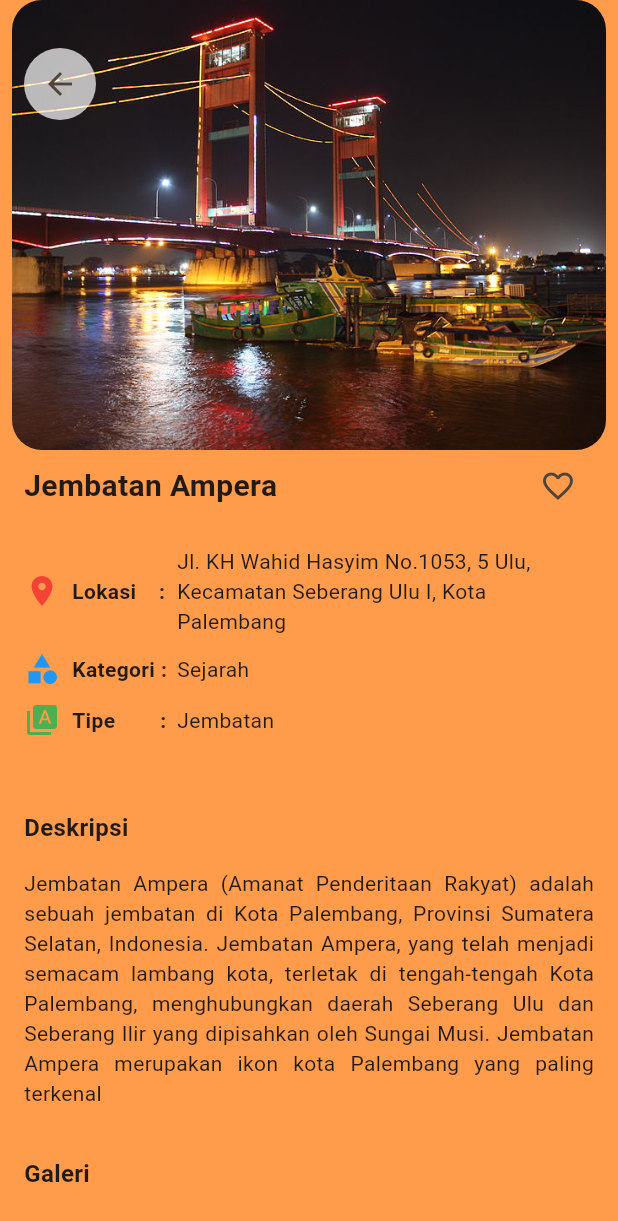
After one commit to richards0904/piknikplg_uas_pab, a Flutter app: the DetailScreen screen opened directly with sample values from the repository, on a phone screen of 412 x 824 dp. The commit adds this screen. Shown: the top 1221 px of the screen. Run offline on Flutter 3.47's test engine with Material 3 defaults, Android fonts, the phone set to English and light mode, and no system bars; our stand-ins replace logger, shared_preferences; missing offline and left inert: encrypt; accounts and stored records are empty; network calls fail.

Commit message:
Detail Screen

```diff
--- a/lib/data/wisataplg_data.dart
+++ b/lib/data/wisataplg_data.dart
@@ -7,7 +7,7 @@ var wisataList = [
           'Jl. KH Wahid Hasyim No.1053, 5 Ulu, Kecamatan Seberang Ulu I, Kota Palembang',
       maps: "https://maps.app.goo.gl/XqJfBzJM6M9y5qEE6",
       description:
-          'Jembatan Ampera (Amanat penderitaan rakyat) adalah sebuah jembatan di Kota Palembang, Provinsi Sumatera Selatan, Indonesia. Jembatan Ampera, yang telah menjadi semacam lambang kota, terletak di tengah-tengah Kota Palembang, menghubungkan daerah Seberang Ulu dan Seberang Ilir yang dipisahkan oleh Sungai Musi. Jembatan Ampera merupakan ikon kota Palembang yang paling terkenal',
+          'Jembatan Ampera (Amanat Penderitaan Rakyat) adalah sebuah jembatan di Kota Palembang, Provinsi Sumatera Selatan, Indonesia. Jembatan Ampera, yang telah menjadi semacam lambang kota, terletak di tengah-tengah Kota Palembang, menghubungkan daerah Seberang Ulu dan Seberang Ilir yang dipisahkan oleh Sungai Musi. Jembatan Ampera merupakan ikon kota Palembang yang paling terkenal',
       type: 'Jembatan',
       imageAsset: 'images/ampera.png',
       imageUrls: [
@@ -17,7 +17,7 @@ var wisataList = [
         'https://media-cdn.tripadvisor.com/media/photo-s/02/e1/e4/99/ampera-at-night.jpg',
       ],
       isFavorite: false,
-      kategori: 'sejarah'),
+      kategori: 'Sejarah'),
   WisataPlg(
       name: 'Bukit Seguntang',
       location: 'Bukit Lama, Kec. Ilir Bar. I',
@@ -33,7 +33,7 @@ var wisataList = [
         'https://dynamic-media-cdn.tripadvisor.com/media/photo-o/0c/89/ff/21/obyek-wisata-bukit-siguntang.jpg?w=1200&h=-1&s=1',
       ],
       isFavorite: false,
-      kategori: 'alam'),
+      kategori: 'Alam'),
   WisataPlg(
       name: 'Museum Sultan Mahmud Badarudin II',
       location: 'Jl. Sultan Mahmud Badarudin, 19 Ilir, Kec. Bukit Kecil',
@@ -49,7 +49,7 @@ var wisataList = [
         'https://dynamic-media-cdn.tripadvisor.com/media/photo-o/08/01/75/03/photo4jpg.jpg?w=1200&h=-1&s=1',
       ],
       isFavorite: false,
-      kategori: 'sejarah'),
+      kategori: 'Sejarah'),
   WisataPlg(
       name: 'Taman Kambang Iwak Besak',
       location: 'Jl. Tasik, Talang Semut, Kec. Bukit Kecil',
@@ -65,7 +65,7 @@ var wisataList = [
         'https://dynamic-media-cdn.tripadvisor.com/media/photo-o/11/48/ff/f8/kambang-iwak.jpg?w=1000&h=-1&s=1',
       ],
       isFavorite: false,
-      kategori: 'rekreasi'),
+      kategori: 'Rekreasi'),
   WisataPlg(
       name: 'Pulau Kemaro',
       location: '1 Ilir, Kec. Ilir Tim. II',
@@ -81,7 +81,7 @@ var wisataList = [
         'https://dynamic-media-cdn.tripadvisor.com/media/photo-o/1a/0d/80/65/kemaro-island-on-nov.jpg?w=1200&h=-1&s=1',
       ],
       isFavorite: false,
-      kategori: 'alam'),
+      kategori: 'Alam'),
   WisataPlg(
       name: 'Tugu Ikan Belido',
       location: '19 Ilir, Kec. Bukit Kecil',
@@ -97,7 +97,7 @@ var wisataList = [
         'https://encrypted-tbn0.gstatic.com/images?q=tbn:ANd9GcQk5lJosaf7rWTtZBcMSxNlTXSO_g2dE5-H-g&usqp=CAU',
       ],
       isFavorite: false,
-      kategori: 'sejarah'),
+      kategori: 'Sejarah'),
   WisataPlg(
       name: 'Taman Wisata Alam Punti Kayu',
       location: 'Jl. Kol. H. Burlian, Srijaya, Kec. Alang-Alang Lebar',
@@ -113,11 +113,11 @@ var wisataList = [
         'https://dynamic-media-cdn.tripadvisor.com/media/photo-o/0e/fc/2b/56/oi000111-largejpg.jpg?w=1200&h=-1&s=1',
       ],
       isFavorite: false,
-      kategori: 'alam'),
+      kategori: 'Alam'),
   WisataPlg(
       name: 'Taman Celosia Spring Hill',
       location:
-          'Jl. Letjen Tni Dr. H. Ibnu Sutowo, Talang Klp., Kec. Alang-Alang Lebar',
+          'Jl. Letjen Tni Dr. H. Ibnu Sutowo, Talang Kelapa, Kec. Alang-Alang Lebar',
       maps: 'https://maps.app.goo.gl/rRPFeNT87Mr38zQv8',
       description:
           'Seperti namanya destinasi wisata ini menawarkan keindahan bunga Celosia Argenteavar yang sangak menakjubkan dengan beragam warna. Keindahan taman ini terlihat dengan keragaman warna khasnya yaitu kuning, hijau dan merah yang tertata rapi. Taman Bunga Celosia sangat cocok untuk yang suka hunting foto karena memiliki spot foto yang instagramable. Berbagai replika bangunan tersedia di Taman Bunga Celosia seperti Jembatan Ampera, Kicir Angin Belanda, Menara Eifel dan masih banyak lagi. ',
@@ -130,7 +130,7 @@ var wisataList = [
         'https://i.pinimg.com/736x/62/34/40/623440516938be0d45bdcac25d66da72.jpg',
       ],
       isFavorite: false,
-      kategori: 'rekreasi'),
+      kategori: 'Rekreasi'),
   WisataPlg(
       name: 'Masjid Agung Sultan Mahmud Badaruddin',
       location: 'Jl. Jend. Sudirman, 19 Ilir, Kec. Bukit Kecil',
@@ -146,7 +146,7 @@ var wisataList = [
         'https://dynamic-media-cdn.tripadvisor.com/media/photo-o/17/84/87/90/inside-the-mosque.jpg?w=1100&h=-1&s=1',
       ],
       isFavorite: false,
-      kategori: 'sejarah'),
+      kategori: 'Sejarah'),
   WisataPlg(
       name: 'Benteng Kuto Besak',
       location: 'Jl. Sultan Mahmud Badarudin, 19 Ilir, Kec. Bukit Kecil',
@@ -162,5 +162,5 @@ var wisataList = [
         'https://dynamic-media-cdn.tripadvisor.com/media/photo-o/0f/87/ef/3f/photo0jpg.jpg?w=1200&h=-1&s=1',
       ],
       isFavorite: false,
-      kategori: 'sejarah'),
+      kategori: 'Sejarah'),
 ];
--- a/lib/main.dart
+++ b/lib/main.dart
@@ -1,6 +1,9 @@
 import 'package:flutter/material.dart';
+import 'package:piknikplg_uas_pab/data/wisataplg_data.dart';
+import 'package:piknikplg_uas_pab/models/wisataplg.dart';
 //import 'package:piknikplg_uas_pab/widget/menu_utama.dart';
 import 'package:piknikplg_uas_pab/widget/app_color.dart' as warna;
+import 'package:piknikplg_uas_pab/widget/detail_screen.dart';
 import 'package:piknikplg_uas_pab/widget/profile_screen.dart';
 import 'package:piknikplg_uas_pab/widget/menu_utama.dart';
 import 'package:piknikplg_uas_pab/widget/signin_screen.dart';
@@ -31,7 +34,7 @@ class MyApp extends StatelessWidget {
             .copyWith(primary: warna.primary, surface: warna.primary),
         useMaterial3: true,
       ),
-      home: const ProfileScreen(),
+      home: MenuUtama(),
     );
   }
 }
--- /dev/null
+++ b/lib/widget/detail_screen.dart
@@ -0,0 +1,266 @@
+import 'package:cached_network_image/cached_network_image.dart';
+import 'package:flutter/material.dart';
+import 'package:piknikplg_uas_pab/models/wisataplg.dart';
+import 'package:shared_preferences/shared_preferences.dart';
+import 'package:piknikplg_uas_pab/widget/app_color.dart' as warna;
+
+class DetailScreen extends StatefulWidget {
+  final WisataPlg wisataPlg;
+
+  const DetailScreen({super.key, required this.wisataPlg});
+
+  @override
+  State<DetailScreen> createState() => _DetailScreenState();
+}
+
+class _DetailScreenState extends State<DetailScreen> {
+  bool isFavorite = false;
+  bool isSignedIn = false;
+
+  void _checkIn() async {
+    SharedPreferences prefs = await SharedPreferences.getInstance();
+    bool signedIn = prefs.getBool('isSignedIn') ?? false;
+
+    setState(() {
+      isSignedIn = signedIn;
+    });
+  }
+
+  void _loadFavouriteStatus() async {
+    SharedPreferences prefs = await SharedPreferences.getInstance();
+    bool favorite = prefs.getBool('favorite_${widget.wisataPlg.name}') ?? false;
+
+    setState(() {
+      //print(favorite);
+      isFavorite = favorite;
+    });
+  }
+
+  Future<void> _toggleFavorite() async {
+    SharedPreferences prefs = await SharedPreferences.getInstance();
+    if (!isSignedIn) {
+      WidgetsBinding.instance.addPostFrameCallback((timeStamp) {
+        Navigator.pushReplacementNamed(context, "/signin");
+      });
+      return;
+    }
+
+    bool favoriteStatus = !isFavorite;
+    prefs.setBool('favorite_${widget.wisataPlg.name}', favoriteStatus);
+
+    setState(() {
+      isFavorite = favoriteStatus;
+      print(isFavorite);
+    });
+  }
+
+  @override
+  Widget build(BuildContext context) {
+    return Scaffold(
+      body: SingleChildScrollView(
+        child: Column(
+          crossAxisAlignment: CrossAxisAlignment.start,
+          children: [
+            Stack(
+              children: [
+                Padding(
+                    padding: const EdgeInsets.symmetric(horizontal: 8),
+                    child: ClipRRect(
+                      borderRadius: BorderRadius.circular(20),
+                      child: Image.asset(
+                        widget.wisataPlg.imageAsset,
+                        width: double.infinity,
+                        height: 300,
+                        fit: BoxFit.cover,
+                      ),
+                    )),
+                Padding(
+                  padding:
+                      const EdgeInsets.symmetric(horizontal: 16, vertical: 32),
+                  child: Container(
+                    decoration: BoxDecoration(
+                        color: Color.fromARGB(255, 255, 255, 255).withOpacity(0.7),
+                        shape: BoxShape.circle),
+                    child: IconButton(
+                        onPressed: () {
+                          Navigator.pop(context);
+                        },
+                        icon: const Icon(Icons.arrow_back)),
+                  ),
+                ),
+              ],
+            ),
+            Padding(
+              padding: const EdgeInsets.symmetric(horizontal: 16),
+              child: Column(
+                crossAxisAlignment: CrossAxisAlignment.start,
+                children: [
+                  Row(
+                    mainAxisAlignment: MainAxisAlignment.spaceBetween,
+                    children: [
+                      Text(
+                        widget.wisataPlg.name,
+                        style: const TextStyle(
+                          fontSize: 20,
+                          fontWeight: FontWeight.bold,
+                        ),
+                      ),
+                      IconButton(
+                          onPressed: () {
+                            _toggleFavorite();
+                          },
+                          icon: Icon(isSignedIn && isFavorite
+                              ? Icons.favorite
+                              : Icons.favorite_border),
+                          color: isSignedIn && isFavorite ? Colors.red : null),
+                    ],
+                  ),
+                  const SizedBox(
+                    height: 16,
+                  ),
+                  Row(
+                    children: [
+                      const Icon(Icons.place, color: Colors.red),
+                      const SizedBox(
+                        width: 8,
+                      ),
+                      const SizedBox(
+                        width: 70,
+                        child: Text(
+                          'Lokasi    :',
+                          style: TextStyle(fontWeight: FontWeight.bold),
+                        ),
+                      ),
+                      Expanded(child: Text('${widget.wisataPlg.location}'))
+                    ],
+                  ),
+                  const SizedBox(height: 10),
+                  Row(
+                    children: [
+                      const Icon(Icons.category, color: Colors.blue),
+                      const SizedBox(
+                        width: 8,
+                      ),
+                      const SizedBox(
+                        width: 70,
+                        child: Text(
+                          'Kategori :',
+                          style: TextStyle(fontWeight: FontWeight.bold),
+                        ),
+                      ),
+                      Text('${widget.wisataPlg.kategori}')
+                    ],
+                  ),
+                  const SizedBox(height: 10),
+                  Row(
+                    children: [
+                      const Icon(
+                        Icons.type_specimen,
+                        color: Colors.green,
+                      ),
+                      const SizedBox(
+                        width: 8,
+                      ),
+                      const SizedBox(
+                        width: 70,
+                        child: Text(
+                          'Tipe        :',
+                          style: TextStyle(
+                            fontWeight: FontWeight.bold,
+                          ),
+                        ),
+                      ),
+                      Text('${widget.wisataPlg.type}')
+                    ],
+                  ),
+                  const SizedBox(
+                    height: 16,
+                  ),
+                  Divider(color: warna.primary),
+                  const SizedBox(
+                    height: 16,
+                  ),
+                  const Text(
+                    'Deskripsi',
+                    style: TextStyle(
+                      fontSize: 16,
+                      fontWeight: FontWeight.bold,
+                    ),
+                  ),
+                  const SizedBox(
+                    height: 16,
+                  ),
+                  Text(widget.wisataPlg.description,
+                  textAlign: TextAlign.justify),
+                ],
+              ),
+            ),
+            Padding(
+              padding: EdgeInsets.all(16),
+              child: Column(
+                crossAxisAlignment: CrossAxisAlignment.start,
+                children: [
+                  Divider(color: warna.primary),
+                  const Text(
+                    'Galeri',
+                    style: TextStyle(
+                      fontSize: 16,
+                      fontWeight: FontWeight.bold,
+                    ),
+                  ),
+                  const SizedBox(
+                    height: 10,
+                  ),
+                  SizedBox(
+                      height: 100,
+                      child: ListView.builder(
+                          scrollDirection: Axis.horizontal,
+                          itemCount: widget.wisataPlg.imageUrls.length,
+                          itemBuilder: (context, index) {
+                            return Padding(
+                              padding: EdgeInsets.only(right: 8),
+                              child: GestureDetector(
+                                onTap: () {},
+                                child: Container(
+                                  decoration: BoxDecoration(),
+                                  child: ClipRRect(
+                                    borderRadius: BorderRadius.circular(10),
+                                    child: CachedNetworkImage(
+                                      imageUrl: widget.wisataPlg.imageUrls[index],
+                                      width: 120,
+                                      height: 120,
+                                      fit: BoxFit.cover,
+                                      placeholder: (context, url) => Container(
+                                        width: 120,
+                                        height: 120,
+                                        color: Colors.deepPurple[50],
+                                      ),
+                                      errorWidget: (context, url, error) =>
+                                          Icon(Icons.error),
+                                    ),
+                                  ),
+                                ),
+                              ),
+                            );
+                          })),
+                  const SizedBox(
+                    height: 4,
+                  ),
+                  const Text('Tap untuk memperbesar')
+                ],
+              ),
+            ),
+          ],
+        ),
+      ),
+    );
+  }
+
+  @override
+  void initState() {
+    // TODO: implement initState
+    super.initState();
+    _checkIn();
+    _loadFavouriteStatus();
+  }
+}
--- a/lib/widget/menu_utama.dart
+++ b/lib/widget/menu_utama.dart
@@ -106,9 +106,9 @@ class _MenuUtamaState extends State<MenuUtama>
                 body: TabBarView(
                   controller: _tabController,
                   children: [
-                    CardContainer(kategoris: "sejarah"),
-                    CardContainer(kategoris: "alam"),
-                    CardContainer(kategoris: "rekreasi"),
+                    CardContainer(kategoris: "Sejarah"),
+                    CardContainer(kategoris: "Alam"),
+                    CardContainer(kategoris: "Rekreasi"),
                   ],
                 ),
                 controller: _scrollController,
```
